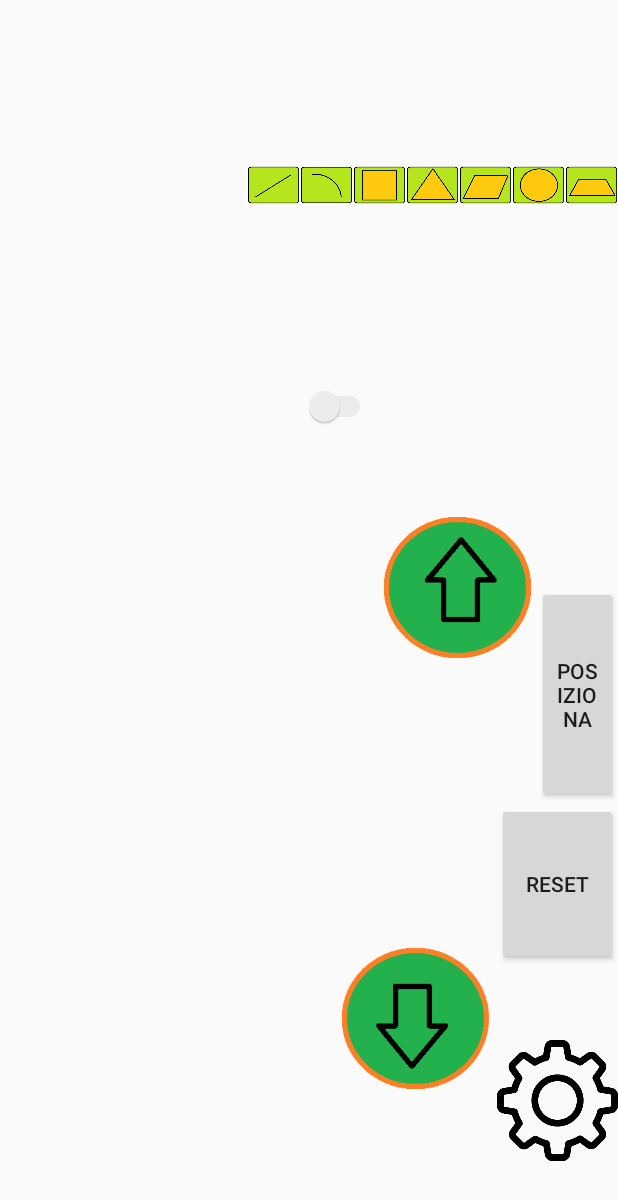
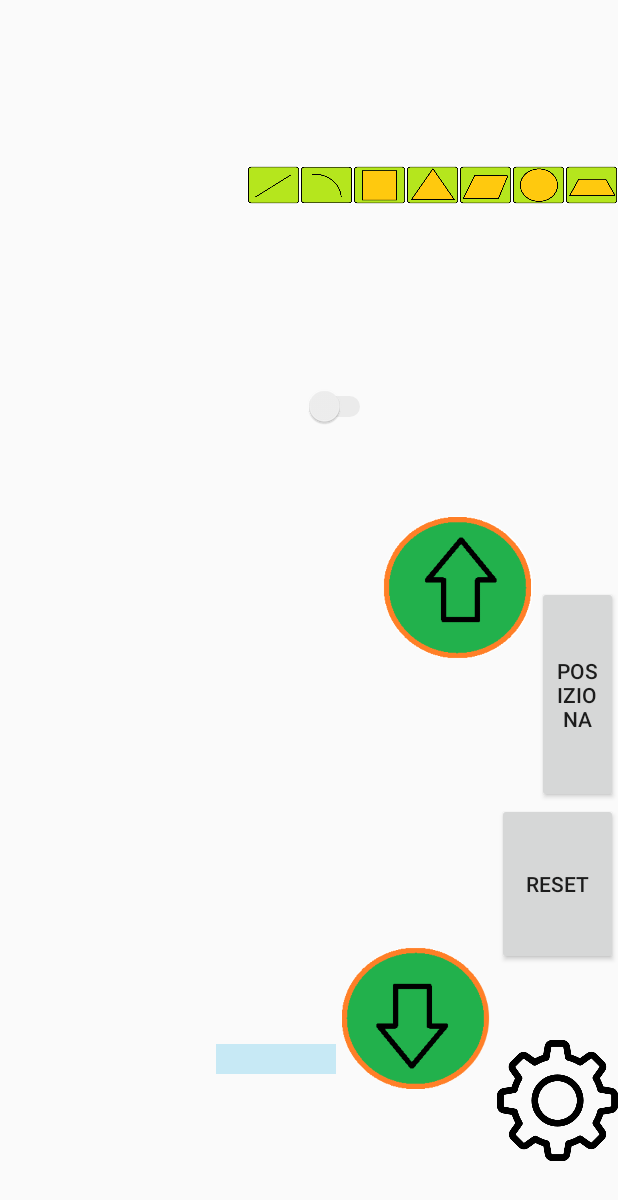
Before and after one commit to sgarzo10/macchinaCNC, an Android app: the layout activity_connection.xml on its own in the app's theme, with its tools: preview values and no code run, on a phone screen of 412 x 824 dp. Shown: the top 1200 px of the screen. Run offline under Robolectric (Android 15) with nearby library versions, the phone set to English and light mode, and no system bars.

Commit message:
Aggiunta progress bar e send ridotta per profondità

```diff
--- a/app/build.gradle
+++ b/app/build.gradle
@@ -6,7 +6,7 @@ android {
 
     defaultConfig {
         applicationId "com.prova.bluetooth"
-        minSdkVersion 19
+        minSdkVersion 21
         targetSdkVersion 27
         versionCode 1
         versionName "1.0"
--- a/app/src/main/java/com/prova/gui/device/activity/AscoltatoreConnectionActivity.java
+++ b/app/src/main/java/com/prova/gui/device/activity/AscoltatoreConnectionActivity.java
@@ -144,16 +144,14 @@ public class AscoltatoreConnectionActivity implements View.OnClickListener, Comp
                 finalMex.append(messaggio).append("&");
             }
             messaggio = finalMex.toString().substring(0, finalMex.toString().length() - 1);
-            if (!app.getBluetooth().invia(messaggio))
-                app.addView(app.getResources().getString(R.string.error));
+            app.getBluetooth().invia(messaggio);
         }
     }
 
     void inviaMessaggio(String mex){
         if (Objects.equals(messaggio, "")) {
             messaggio = mex;
-            if (!app.getBluetooth().invia(messaggio))
-                app.addView(app.getResources().getString(R.string.error));
+            app.getBluetooth().invia(messaggio);
         }
     }
 
--- a/app/src/main/java/com/prova/gui/device/utility/MyHandler.java
+++ b/app/src/main/java/com/prova/gui/device/utility/MyHandler.java
@@ -46,6 +46,8 @@ public class MyHandler extends android.os.Handler{
                         String mex = sb.substring(0, endOfLineIndex);
                         sb.delete(0, sb.length());
                         Log.i("RECIVE", mex);
+                        app.getBluetooth().setProgresso();
+                        app.getNumMex().setText("");
                         if (app.getAscoltatore().getMessaggio().equals("ra") || app.getAscoltatore().getMessaggio().equals("rs")) {
                             if (mex.equals("o")) {
                                 app.addView("MANDRINO");
--- a/app/src/main/res/layout/activity_connection.xml
+++ b/app/src/main/res/layout/activity_connection.xml
@@ -238,13 +238,42 @@
                 android:orientation="horizontal"
                 tools:ignore="NestedWeights,UselessLeaf">
 
-                <RelativeLayout
-                    android:id="@+id/quadrato"
+                <LinearLayout
                     android:layout_width="0dip"
                     android:layout_height="match_parent"
-                    android:layout_weight="0.3">
+                    android:layout_weight="0.3"
+                    android:orientation="vertical"
+                    android:weightSum="1">
 
-                </RelativeLayout>
+                    <RelativeLayout
+                        android:layout_width="match_parent"
+                        android:layout_height="0dip"
+                        android:layout_weight="0.3" />
+
+                    <TextView
+                        android:id="@+id/numeroMex"
+                        android:layout_width="match_parent"
+                        android:layout_height="0dip"
+                        android:layout_weight="0.2" />
+
+                    <ProgressBar
+                        android:id="@+id/avanzamento"
+                        style="@style/Widget.AppCompat.ProgressBar.Horizontal"
+                        android:layout_width="match_parent"
+                        android:layout_height="0dip"
+                        android:layout_weight="0.2"
+                        android:clickable="false"
+                        android:max="100"
+                        android:progressBackgroundTint="@android:color/holo_blue_light"
+                        android:progressTint="@color/colorPrimary"
+                        android:scaleY="5" />
+
+                    <RelativeLayout
+                        android:layout_width="match_parent"
+                        android:layout_height="0dip"
+                        android:layout_weight="0.3" />
+
+                </LinearLayout>
 
                 <ImageButton
                     android:id="@+id/scendi"
--- a/app/src/main/res/values/colors.xml
+++ b/app/src/main/res/values/colors.xml
@@ -1,6 +1,6 @@
 <?xml version="1.0" encoding="utf-8"?>
 <resources>
-    <color name="colorPrimary">#3F51B5</color>
+    <color name="colorPrimary">#3f51b5</color>
     <color name="colorPrimaryDark">#303F9F</color>
     <color name="colorAccent">#FF4081</color>
 </resources>
--- a/app/src/main/res/values/strings.xml
+++ b/app/src/main/res/values/strings.xml
@@ -47,5 +47,6 @@
     <string name="output_posizione">%1$s: %2$f</string>
     <string name="ouput_giri">GX: %1$d GY: %2$d GZ: %3$d</string>
     <string name="output_lunghezze">LX: %1$d LY: %2$d LZ: %3$d</string>
+    <string name="numero_messaggi">INVIO %1$d BYTE</string>
     <string name="salva">salva</string>
 </resources>
```
Also changed, not shown: app/src/main/java/com/prova/bluetooth/BluetoothConnection.java (+32 -14 lines), app/src/main/java/com/prova/gui/device/activity/ConnectionActivity.java (+11 -1 lines), app/src/main/java/com/prova/gui/device/utility/DrawFigure.java (+37 -25 lines), 1 other file.
